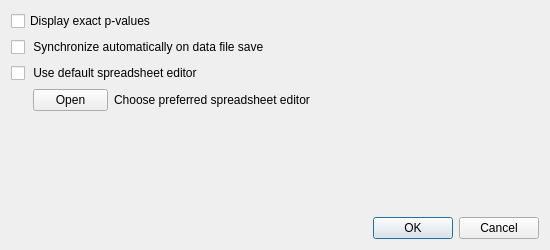
First picture: the form in JASP-Desktop/preferencesdialog.ui, repository jasp-stats/jasp-desktop, before the edit.
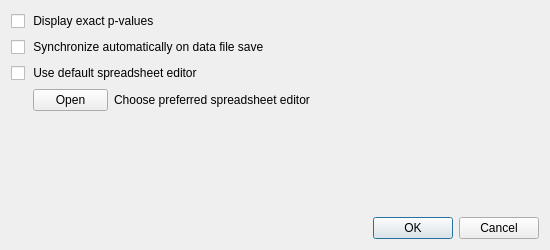
Second picture: the form after the edit.

Commit message: Align preference options.

What changed in the file:
```diff
--- a/JASP-Desktop/preferencesdialog.ui
+++ b/JASP-Desktop/preferencesdialog.ui
@@ -25,7 +25,7 @@
      <item>
       <widget class="QCheckBox" name="displayExactPVals">
        <property name="text">
-        <string>Display exact p-values</string>
+        <string> Display exact p-values</string>
        </property>
       </widget>
      </item>
```
